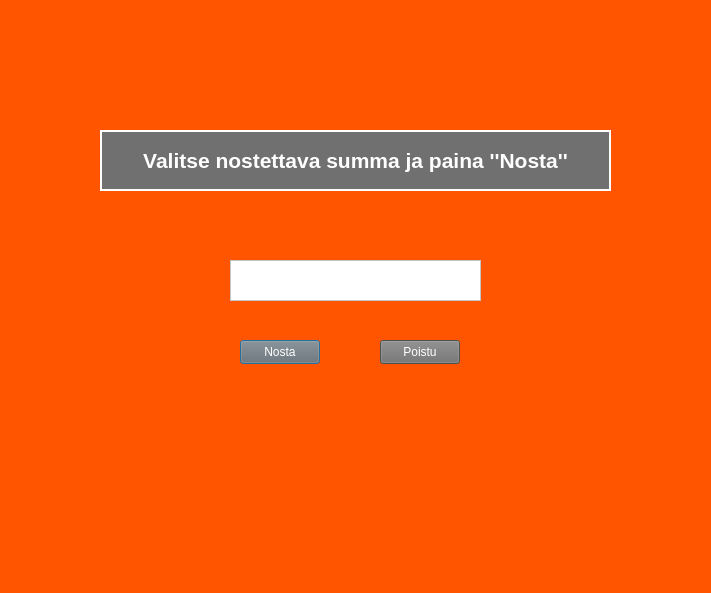
Qt form frontend/otto.ui (22kmo-project/group_8) before a commit.
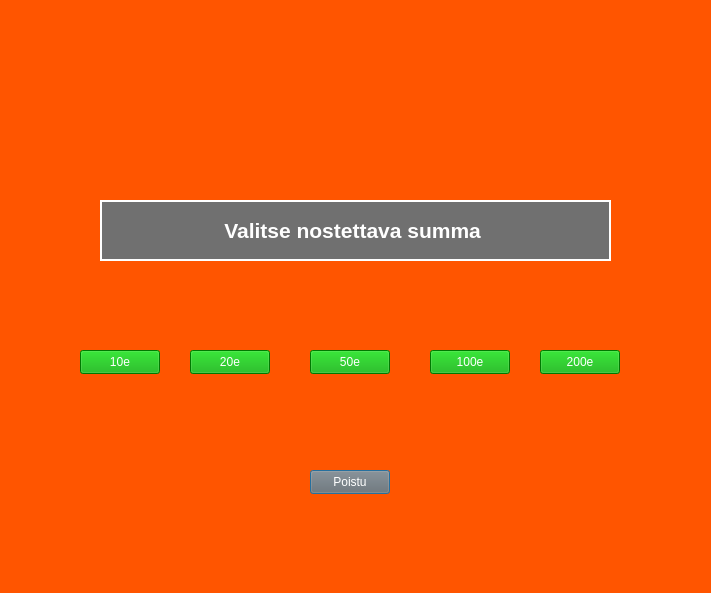
The same form after that commit.

Commit message: Nosto-ikkunaan luotu sisältöä, hiomista vaille valmis

What changed in the file:
```diff
--- a/frontend/otto.ui
+++ b/frontend/otto.ui
@@ -16,28 +16,11 @@
   <property name="styleSheet">
    <string notr="true">background-color: rgb(255, 85, 0);</string>
   </property>
-  <widget class="QPushButton" name="ottoNosta">
-   <property name="geometry">
-    <rect>
-     <x>240</x>
-     <y>340</y>
-     <width>80</width>
-     <height>24</height>
-    </rect>
-   </property>
-   <property name="styleSheet">
-    <string notr="true">background-color: rgb(112, 112, 112);
-color: rgb(255, 255, 255);</string>
-   </property>
-   <property name="text">
-    <string>Nosta</string>
-   </property>
-  </widget>
   <widget class="QLabel" name="label">
    <property name="geometry">
     <rect>
      <x>100</x>
-     <y>130</y>
+     <y>200</y>
      <width>511</width>
      <height>61</height>
     </rect>
@@ -56,7 +39,7 @@
     <enum>QFrame::WinPanel</enum>
    </property>
    <property name="text">
-    <string>Valitse nostettava summa ja paina ''Nosta''</string>
+    <string>Valitse nostettava summa </string>
    </property>
    <property name="alignment">
     <set>Qt::AlignCenter</set>
@@ -65,34 +48,11 @@
     <number>0</number>
    </property>
   </widget>
-  <widget class="QTextEdit" name="textEdit">
-   <property name="geometry">
-    <rect>
-     <x>230</x>
-     <y>260</y>
-     <width>251</width>
-     <height>41</height>
-    </rect>
-   </property>
-   <property name="font">
-    <font>
-     <family>Arial</family>
-     <pointsize>16</pointsize>
-     <bold>true</bold>
-    </font>
-   </property>
-   <property name="styleSheet">
-    <string notr="true">background-color: rgb(255, 255, 255);</string>
-   </property>
-   <property name="lineWrapMode">
-    <enum>QTextEdit::WidgetWidth</enum>
-   </property>
-  </widget>
   <widget class="QPushButton" name="ottoPoistu">
    <property name="geometry">
     <rect>
-     <x>380</x>
-     <y>340</y>
+     <x>310</x>
+     <y>470</y>
      <width>80</width>
      <height>24</height>
     </rect>
@@ -105,6 +65,91 @@
     <string>Poistu</string>
    </property>
   </widget>
+  <widget class="QPushButton" name="Nosto10">
+   <property name="geometry">
+    <rect>
+     <x>80</x>
+     <y>350</y>
+     <width>80</width>
+     <height>24</height>
+    </rect>
+   </property>
+   <property name="styleSheet">
+    <string notr="true">background-color: rgb(0, 170, 0);
+color: rgb(255, 255, 255);</string>
+   </property>
+   <property name="text">
+    <string>10e</string>
+   </property>
+  </widget>
+  <widget class="QPushButton" name="Nosto20">
+   <property name="geometry">
+    <rect>
+     <x>190</x>
+     <y>350</y>
+     <width>80</width>
+     <height>24</height>
+    </rect>
+   </property>
+   <property name="styleSheet">
+    <string notr="true">background-color: rgb(0, 170, 0);
+color: rgb(255, 255, 255);</string>
+   </property>
+   <property name="text">
+    <string>20e</string>
+   </property>
+  </widget>
+  <widget class="QPushButton" name="Nosto50">
+   <property name="geometry">
+    <rect>
+     <x>310</x>
+     <y>350</y>
+     <width>80</width>
+     <height>24</height>
+    </rect>
+   </property>
+   <property name="styleSheet">
+    <string notr="true">background-color: rgb(0, 170, 0);
+color: rgb(255, 255, 255);</string>
+   </property>
+   <property name="text">
+    <string>50e</string>
+   </property>
+  </widget>
+  <widget class="QPushButton" name="Nosto100">
+   <property name="geometry">
+    <rect>
+     <x>430</x>
+     <y>350</y>
+     <width>80</width>
+     <height>24</height>
+    </rect>
+   </property>
+   <property name="styleSheet">
+    <string notr="true">background-color: rgb(0, 170, 0);
+color: rgb(255, 255, 255);</string>
+   </property>
+   <property name="text">
+    <string>100e</string>
+   </property>
+  </widget>
+  <widget class="QPushButton" name="Nosto200">
+   <property name="geometry">
+    <rect>
+     <x>540</x>
+     <y>350</y>
+     <width>80</width>
+     <height>24</height>
+    </rect>
+   </property>
+   <property name="styleSheet">
+    <string notr="true">background-color: rgb(0, 170, 0);
+color: rgb(255, 255, 255);</string>
+   </property>
+   <property name="text">
+    <string>200e</string>
+   </property>
+  </widget>
  </widget>
  <resources/>
  <connections/>
```
The commit also changes 13 other files.
